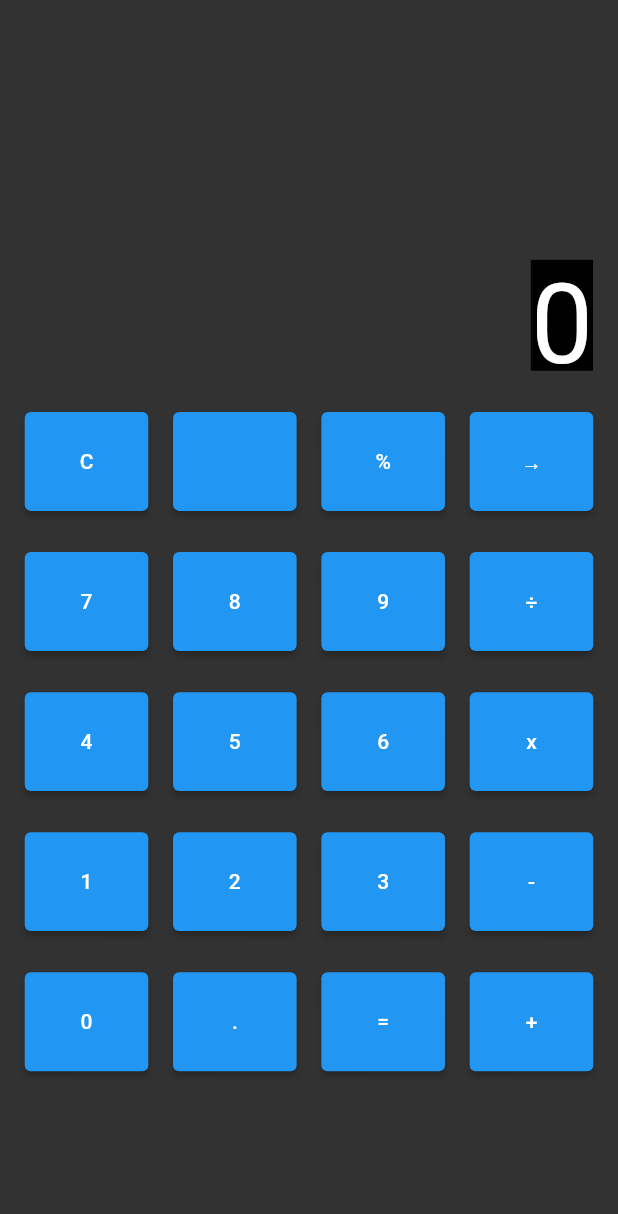
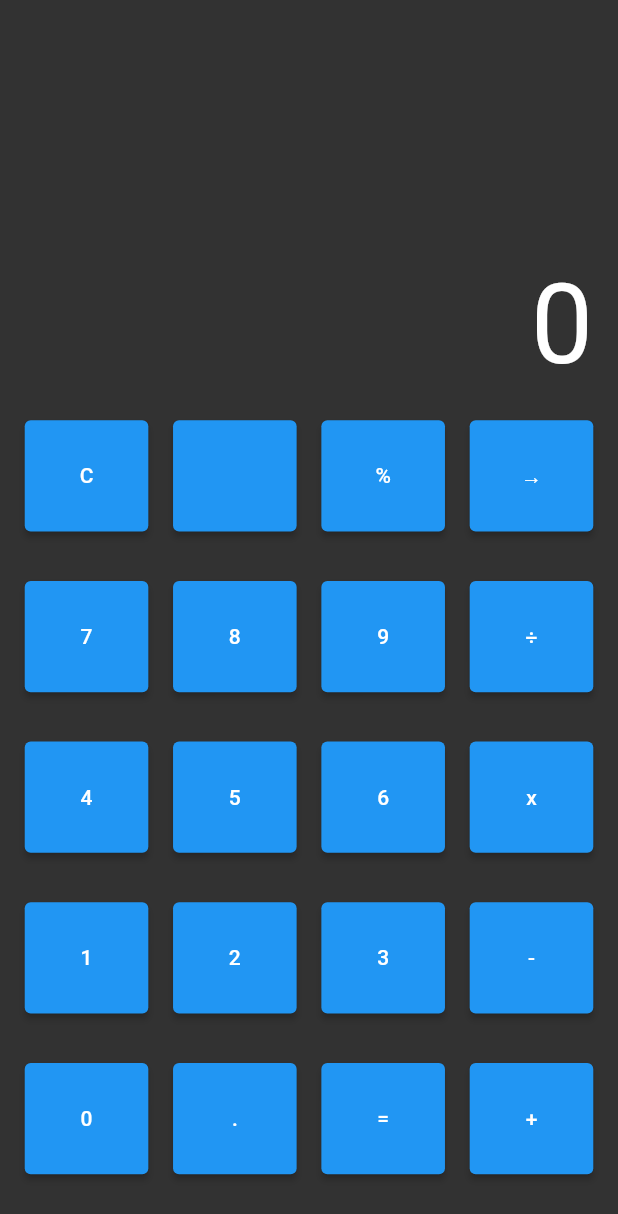
Before and after one commit to 99ehddud/calculator, a Flutter app: the screen it shows after launch, on a phone screen of 412 x 824 dp. Shown: the top 1214 px of the screen. Run offline on Flutter 3.47's test engine with Material 2 defaults, Android fonts, the phone set to English and light mode, and no system bars.

Commit message:
Ver.x.1.3 (Modify Width & Height)

```diff
--- a/calculator/lib/main.dart
+++ b/calculator/lib/main.dart
@@ -23,16 +23,19 @@ class _CalculatorState extends State<Calculator> {
 
   @override
   Widget build(BuildContext context) {
+    // Modify Width & Height
+
     final double deviceWidth = MediaQuery.of(context).size.width;
     final double deviceHeight = MediaQuery.of(context).size.height;
+    final double deviceWidthHeightRate = deviceHeight / deviceWidth;
     final double buttonHorizontalMargin = deviceWidth * 0.2 / 5;
     final double buttonWidth = deviceWidth * 0.8 / 4;
     final double displayDivHeight = deviceHeight * 0.3;
     final double displayTopPadding = displayDivHeight * 0.7;
     final double textFieldHeight = displayDivHeight * 0.3;
     final double textFontSize = displayDivHeight * 0.3;
-    final double buttonDivHeight = deviceHeight * 0.4;
-    final double buttonVerticalMargin = deviceHeight * 0.2 / 6;
+    final double buttonDivHeight = deviceHeight * 0.45;
+    final double buttonVerticalMargin = deviceHeight * 0.2 / 5;
     final double buttonHeight = buttonDivHeight / 5;
 
     return Scaffold(
@@ -54,7 +57,6 @@ class _CalculatorState extends State<Calculator> {
                   style: TextStyle(
                     fontSize: textFontSize,
                     color: Colors.white,
-                    backgroundColor: Colors.black,
                   ),
                 ),
               ),
@@ -314,7 +316,7 @@ class _CalculatorState extends State<Calculator> {
                 SizedBox(width: buttonHorizontalMargin),
               ],
             ),
-            SizedBox(height: deviceHeight * 0.1),
+            SizedBox(height: deviceHeight * 0.05),
           ],
         ),
       ),
```
